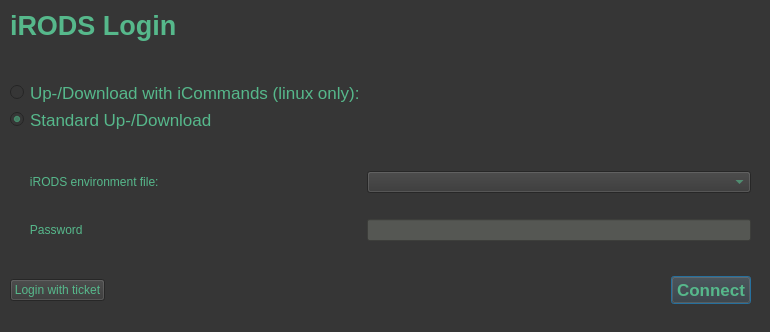
Old version of the form gui/ui_files/irodsLogin.ui in the repository iBridges-for-iRODS/iBridges-GUI.
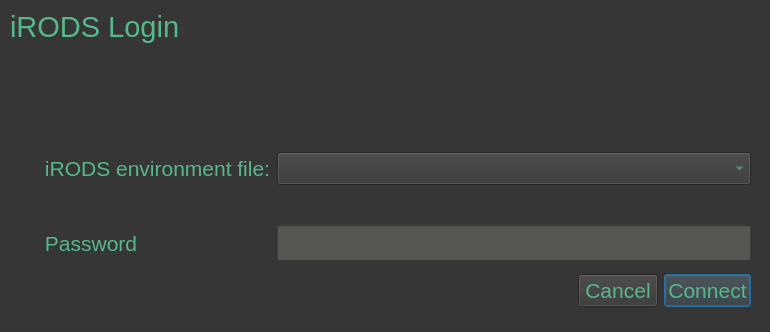
New version of the form.

Diff of the .ui file:
```diff
--- a/gui/ui_files/irodsLogin.ui
+++ b/gui/ui_files/irodsLogin.ui
@@ -25,23 +25,26 @@
 	background-color: rgb(54, 54, 54);
 	color: rgb(86, 184, 139);
     border-color: rgb(217, 174, 23);
+    font: 16pt;
 }
 
 QLineEdit
 {
 	background-color: rgb(85, 87, 83);
 	border-color: rgb(217, 174, 23);
-}
-
-QRadioButton
-{
-	border-bottom-color: rgb(206, 92, 0);
-    selection-color: rgb(217, 174, 23);
+	font: 18pt;
 }
 
 QLabel#passError, QLabel#envError, QLabel#icommandsError
 {
 	color: rgb(217, 174, 23);
+     font: 18pt;
+}
+
+QLabel#labelTitle
+{
+    font: 22pt;
+    
 }
 
 QRadioButton
@@ -60,13 +63,33 @@
     </rect>
    </property>
    <layout class="QGridLayout" name="gridLayout">
+    <item row="2" column="1" colspan="2">
+     <widget class="QComboBox" name="envbox"/>
+    </item>
+    <item row="4" column="2">
+     <widget class="QLabel" name="envError">
+      <property name="maximumSize">
+       <size>
+        <width>16777215</width>
+        <height>16777215</height>
+       </size>
+      </property>
+      <property name="styleSheet">
+       <string notr="true"/>
+      </property>
+      <property name="text">
+       <string/>
+      </property>
+     </widget>
+    </item>
     <item row="0" column="0">
      <widget class="QLabel" name="labelTitle">
       <property name="font">
        <font>
-        <pointsize>20</pointsize>
-        <weight>75</weight>
-        <bold>true</bold>
+        <pointsize>22</pointsize>
+        <italic>false</italic>
+        <bold>false</bold>
+        <underline>false</underline>
        </font>
       </property>
       <property name="text">
@@ -74,48 +97,33 @@
       </property>
      </widget>
     </item>
+    <item row="5" column="1" colspan="2">
+     <widget class="QLineEdit" name="passwordField">
+      <property name="styleSheet">
+       <string notr="true">background-color: rgb(85, 87, 83);</string>
+      </property>
+      <property name="text">
+       <string/>
+      </property>
+      <property name="clearButtonEnabled">
+       <bool>true</bool>
+      </property>
+     </widget>
+    </item>
+    <item row="5" column="0">
+     <widget class="QLabel" name="passwordLabel">
+      <property name="text">
+       <string>      Password</string>
+      </property>
+     </widget>
+    </item>
     <item row="2" column="0">
-     <widget class="QRadioButton" name="selectIcommandsButton">
-      <property name="font">
-       <font>
-        <pointsize>13</pointsize>
-       </font>
-      </property>
-      <property name="cursor">
-       <cursorShape>PointingHandCursor</cursorShape>
-      </property>
-      <property name="styleSheet">
-       <string notr="true"/>
-      </property>
-      <property name="text">
-       <string>Up-/Download with iCommands (linux only):</string>
-      </property>
-     </widget>
-    </item>
-    <item row="10" column="2">
-     <widget class="QLabel" name="passError">
-      <property name="styleSheet">
-       <string notr="true"/>
-      </property>
-      <property name="text">
-       <string/>
-      </property>
-     </widget>
-    </item>
-    <item row="6" column="0">
      <widget class="QLabel" name="envFileLable">
       <property name="text">
        <string>      iRODS environment file:</string>
       </property>
      </widget>
     </item>
-    <item row="9" column="0">
-     <widget class="QLabel" name="passwordLabel">
-      <property name="text">
-       <string>      Password</string>
-      </property>
-     </widget>
-    </item>
     <item row="1" column="0">
      <spacer name="verticalSpacer">
       <property name="orientation">
@@ -129,85 +137,6 @@
       </property>
      </spacer>
     </item>
-    <item row="8" column="2">
-     <widget class="QLabel" name="envError">
-      <property name="maximumSize">
-       <size>
-        <width>16777215</width>
-        <height>16777215</height>
-       </size>
-      </property>
-      <property name="styleSheet">
-       <string notr="true"/>
-      </property>
-      <property name="text">
-       <string/>
-      </property>
-     </widget>
-    </item>
-    <item row="4" column="0">
-     <widget class="QRadioButton" name="standardButton">
-      <property name="font">
-       <font>
-        <pointsize>13</pointsize>
-       </font>
-      </property>
-      <property name="cursor">
-       <cursorShape>PointingHandCursor</cursorShape>
-      </property>
-      <property name="styleSheet">
-       <string notr="true"/>
-      </property>
-      <property name="text">
-       <string>Standard Up-/Download</string>
-      </property>
-      <property name="checked">
-       <bool>true</bool>
-      </property>
-     </widget>
-    </item>
-    <item row="2" column="2">
-     <widget class="QLabel" name="icommandsError">
-      <property name="styleSheet">
-       <string notr="true"/>
-      </property>
-      <property name="text">
-       <string/>
-      </property>
-     </widget>
-    </item>
-    <item row="5" column="0">
-     <spacer name="verticalSpacer_2">
-      <property name="orientation">
-       <enum>Qt::Vertical</enum>
-      </property>
-      <property name="sizeType">
-       <enum>QSizePolicy::Maximum</enum>
-      </property>
-      <property name="sizeHint" stdset="0">
-       <size>
-        <width>20</width>
-        <height>40</height>
-       </size>
-      </property>
-     </spacer>
-    </item>
-    <item row="6" column="1" colspan="2">
-     <widget class="QComboBox" name="envbox"/>
-    </item>
-    <item row="9" column="1" colspan="2">
-     <widget class="QLineEdit" name="passwordField">
-      <property name="styleSheet">
-       <string notr="true">background-color: rgb(85, 87, 83);</string>
-      </property>
-      <property name="text">
-       <string/>
-      </property>
-      <property name="clearButtonEnabled">
-       <bool>true</bool>
-      </property>
-     </widget>
-    </item>
    </layout>
   </widget>
   <widget class="QWidget" name="horizontalLayoutWidget">
@@ -221,9 +150,12 @@
    </property>
    <layout class="QHBoxLayout" name="horizontalLayout">
     <item>
-     <widget class="QPushButton" name="ticketButton">
+     <widget class="QLabel" name="passError">
+      <property name="styleSheet">
+       <string notr="true"/>
+      </property>
       <property name="text">
-       <string>Login with ticket</string>
+       <string/>
       </property>
      </widget>
     </item>
@@ -240,13 +172,20 @@
       </property>
      </spacer>
     </item>
+    <item>
+     <widget class="QPushButton" name="cancelButton">
+      <property name="text">
+       <string>Cancel</string>
+      </property>
+     </widget>
+    </item>
     <item>
      <widget class="QPushButton" name="connectButton">
       <property name="font">
        <font>
-        <pointsize>13</pointsize>
-        <weight>75</weight>
-        <bold>true</bold>
+        <pointsize>16</pointsize>
+        <italic>false</italic>
+        <bold>false</bold>
        </font>
       </property>
       <property name="text">
```
